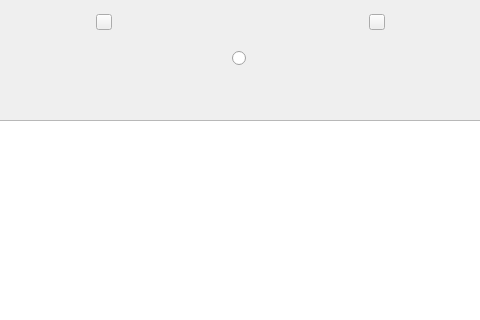
Before: the Qt Designer form mainwindow.ui in jkwok678/RailwayBuilderOld, drawn with Qt 5; both pictures show x 160 to 640 and y 0 to 320 of the 817 by 539 pixel window.
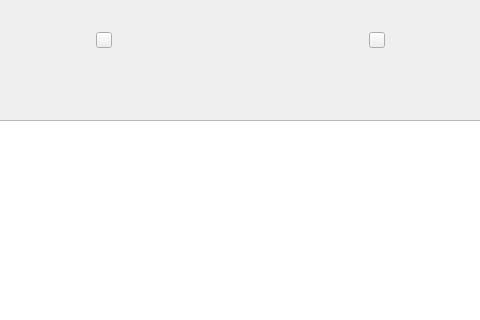
After: the same form once the commit is applied. Icons and pictures are not drawn.

Commit message: Added new default element class

Diff of the .ui file:
```diff
--- a/mainwindow.ui
+++ b/mainwindow.ui
@@ -80,25 +80,7 @@
      <item>
       <layout class="QHBoxLayout" name="horizontalLayout_2">
        <item>
-        <layout class="QGridLayout" name="trackMenu1">
-         <item row="0" column="0">
-          <widget class="QRadioButton" name="radioButton">
-           <property name="maximumSize">
-            <size>
-             <width>16</width>
-             <height>16</height>
-            </size>
-           </property>
-           <property name="text">
-            <string/>
-           </property>
-           <property name="icon">
-            <iconset resource="resources.qrc">
-             <normaloff>:/graphics/graphics/straightH.png</normaloff>:/graphics/graphics/straightH.png</iconset>
-           </property>
-          </widget>
-         </item>
-        </layout>
+        <layout class="QGridLayout" name="trackMenu1"/>
        </item>
       </layout>
      </item>
```
The commit also changes 1 other file.
